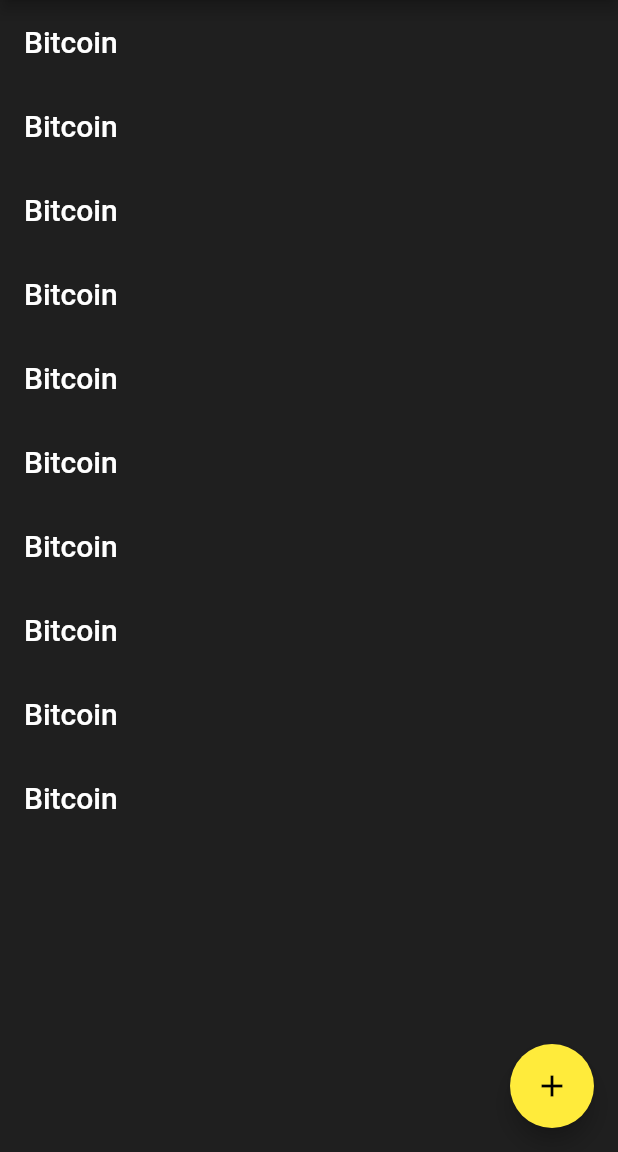
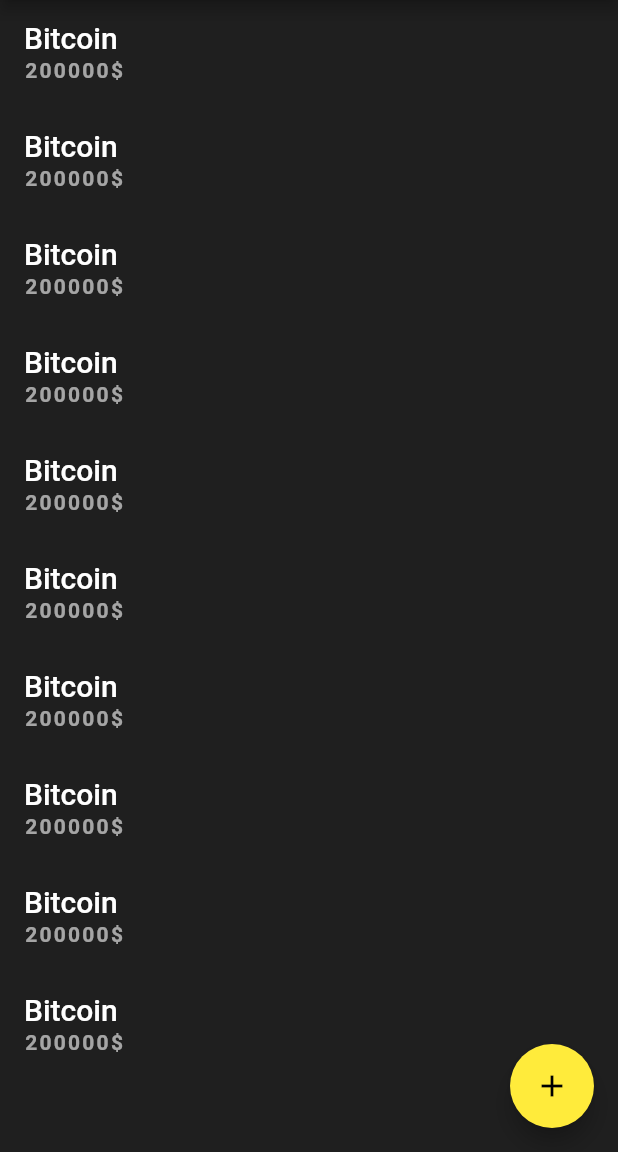
Before and after one commit to theivmatic/crypto_coins_list, a Flutter app: the screen it shows after launch, on a phone screen of 412 x 824 dp, the part 84-1236 px from its top. Run offline on Flutter 3.47's test engine with Material 2 defaults, Android fonts, the phone set to English and light mode, and no system bars.

Commit message:
made labelSmall theme

```diff
--- a/lib/main.dart
+++ b/lib/main.dart
@@ -14,11 +14,16 @@ class CryptoCurrenciesListApp extends StatelessWidget {
       theme: ThemeData(
         scaffoldBackgroundColor: const Color.fromARGB(255, 31, 31, 31),
         primarySwatch: Colors.yellow,
-        textTheme: const TextTheme(
-          bodyMedium: TextStyle(
+        textTheme: TextTheme(
+          bodyMedium: const TextStyle(
             color: Colors.white,
             fontWeight: FontWeight.w500,
             fontSize: 20,
+          ),
+          labelSmall: TextStyle(
+            color: Colors.white.withOpacity(0.6),
+            fontWeight: FontWeight.w700,
+            fontSize: 14,
           ),
         ),
       ),
@@ -45,6 +50,9 @@ class _MyHomePageState extends State<MyHomePage> {
 
   @override
   Widget build(BuildContext context) {
+    //Просто переменная для сокращения
+    final theme = Theme.of(context);
+
     return Scaffold(
       appBar: AppBar(
         title: const Text('Crypto Currencies List'),
@@ -54,7 +62,11 @@ class _MyHomePageState extends State<MyHomePage> {
         itemBuilder: (context, i) => ListTile(
           title: Text(
             'Bitcoin',
-            style: Theme.of(context).textTheme.bodyMedium,
+            style: theme.textTheme.bodyMedium,
+          ),
+          subtitle: Text(
+            '200000\$',
+            style: theme.textTheme.labelSmall,
           ),
         ),
       ),
```
